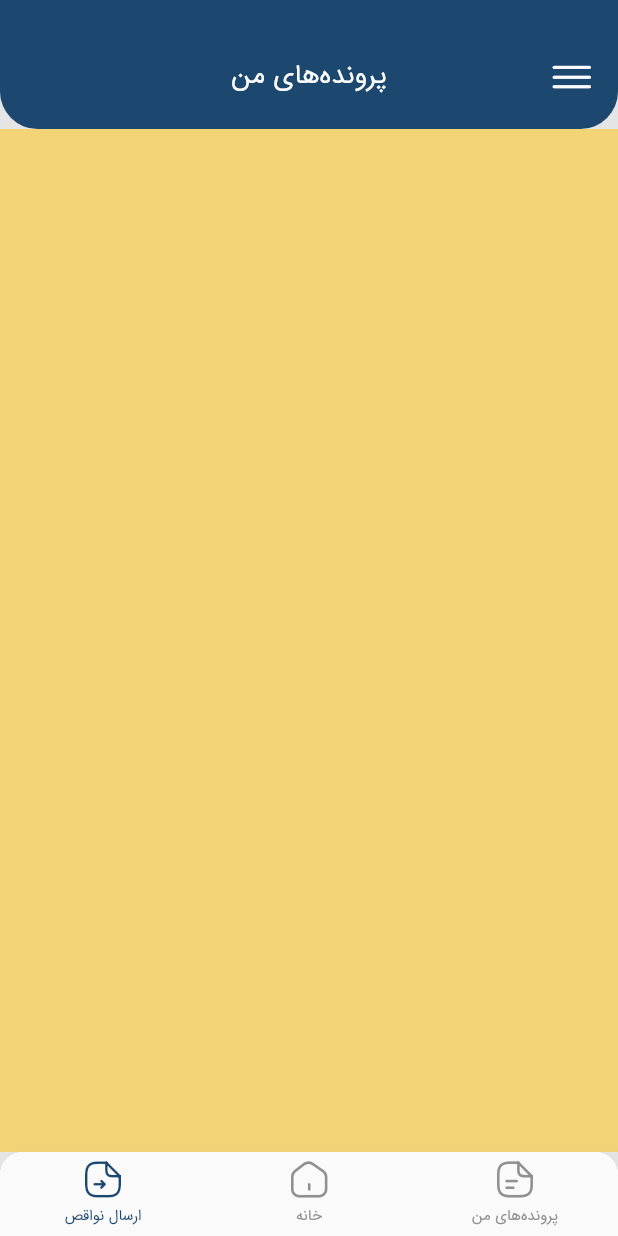
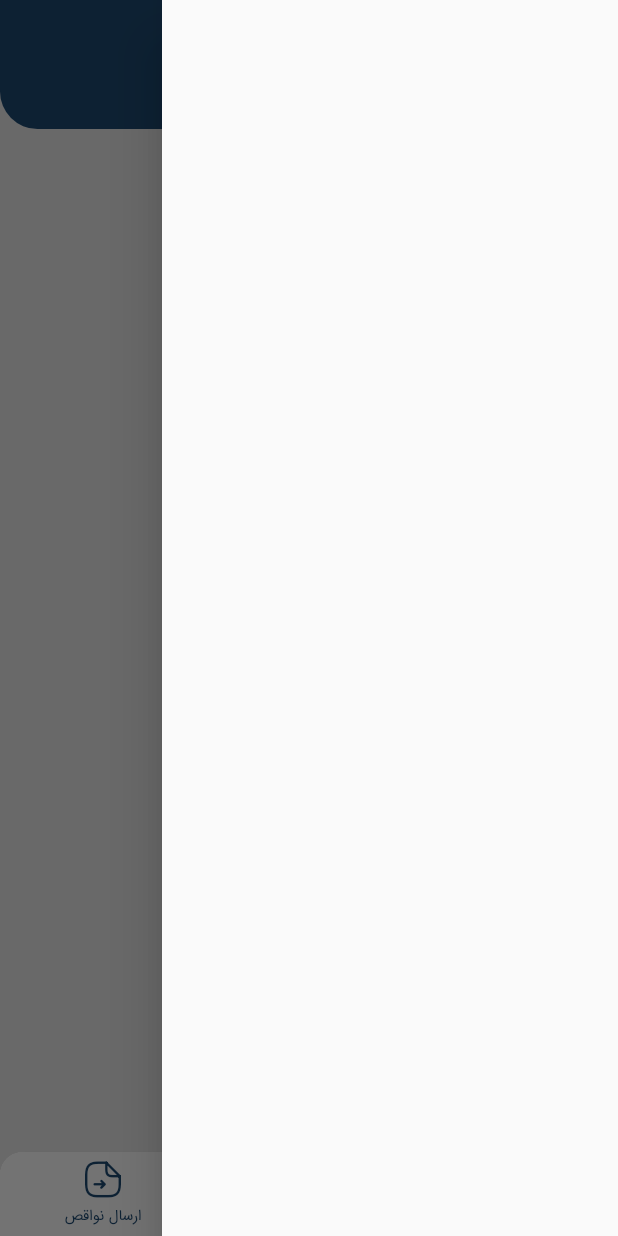
Before and after one commit to s-ghasemi/IranianPooshesh, a Flutter app: the screen it shows after launch, item 3 of the bottom bar chosen, with the side drawer open (before the commit the screen has no drawer), on a phone screen of 412 x 824 dp. Run offline on Flutter 3.47's test engine with Material 2 defaults, Android fonts, the phone set to English and light mode, and no system bars; network calls fail.

```diff
--- a/lib/res/components/bottom_navigation_bar.dart
+++ b/lib/res/components/bottom_navigation_bar.dart
@@ -2,7 +2,6 @@ import 'package:flutter/material.dart';
 
 import '../app_ir_pooshesh_icons.dart';
 import '../color.dart';
-import 'clip_path/hexagon.dart';
 
 class MyBottomNavigationBar extends StatelessWidget {
   final int selectedIndex;
@@ -15,9 +14,7 @@ class MyBottomNavigationBar extends StatelessWidget {
 
   @override
   Widget build(BuildContext context) {
-    return Stack(
-      children: [
-        Container(
+    return Container(
       clipBehavior: Clip.hardEdge,
       height: 56,
       decoration: BoxDecoration(
@@ -60,8 +57,6 @@ class MyBottomNavigationBar extends StatelessWidget {
               label: "ارسال نواقص",
             ),
           ]),
-        ),
-      ],
     );
   }
 }
--- a/lib/res/components/card_info_listTile.dart
+++ b/lib/res/components/card_info_listTile.dart
@@ -21,6 +21,8 @@ class CardInfoListTile extends StatelessWidget {
           isZeroPadding ? EdgeInsets.zero : const EdgeInsets.only(bottom: 16),
       child: Row(
         mainAxisAlignment: MainAxisAlignment.spaceBetween,
+        crossAxisAlignment: CrossAxisAlignment.baseline,
+        textBaseline: TextBaseline.ideographic,
         children: [
           Row(
             children: [
--- a/lib/res/components/clip_path/hexagon.dart
+++ b/lib/res/components/clip_path/hexagon.dart
@@ -6,7 +6,7 @@ class Hexagon extends CustomClipper<Path> {
     final path = Path();
 
     path
-      ..moveTo(size.width / 2, 0) // moving to topCenter 1st, then draw the path
+      ..moveTo(size.width / 2, 0)
       ..lineTo(size.width, size.height * .25)
       ..lineTo(size.width, size.height * .75)
       ..lineTo(size.width * .5, size.height)
--- a/lib/view/home/home_screen.dart
+++ b/lib/view/home/home_screen.dart
@@ -10,8 +10,6 @@ class HomeScreen extends StatefulWidget {
 class _HomeScreenState extends State<HomeScreen> {
   @override
   Widget build(BuildContext context) {
-    return Container(
-      color: Colors.pink.withOpacity(0.5),
-    );
+    return Container();
   }
 }
--- a/lib/view/main/main_screen.dart
+++ b/lib/view/main/main_screen.dart
@@ -4,8 +4,11 @@ import 'package:iranian_pooshesh/view/files/my_files_screen.dart';
 import 'package:iranian_pooshesh/view/home/home_screen.dart';
 import 'package:iranian_pooshesh/view/send_defects/send_defects_screen.dart';
 
+import '../../res/app_ir_pooshesh_icons.dart';
+import '../../res/color.dart';
 import '../../res/components/appBar.dart';
 import '../../res/components/bottom_navigation_bar.dart';
+import '../../res/components/clip_path/hexagon.dart';
 
 class MainScreen extends StatefulWidget {
   const MainScreen({Key? key}) : super(key: key);
@@ -35,6 +38,7 @@ class _MainScreenState extends State<MainScreen> {
     return Scaffold(
       key: _scaffoldKey,
       drawerEnableOpenDragGesture: false,
+      drawer: const Drawer(),
       appBar: MyAppBar(
         title: "پرونده‌های من",
         onPressed: () => _scaffoldKey.currentState!.openDrawer(),
--- a/lib/view/send_defects/send_defects_screen.dart
+++ b/lib/view/send_defects/send_defects_screen.dart
@@ -10,8 +10,6 @@ class SendDefectsScreen extends StatefulWidget {
 class _SendDefectsScreenState extends State<SendDefectsScreen> {
   @override
   Widget build(BuildContext context) {
-    return Container(
-      color: Colors.amber.withOpacity(0.5),
-    );
+    return Container();
   }
 }
```
Lines whose indentation alone changed are shown as unchanged.
